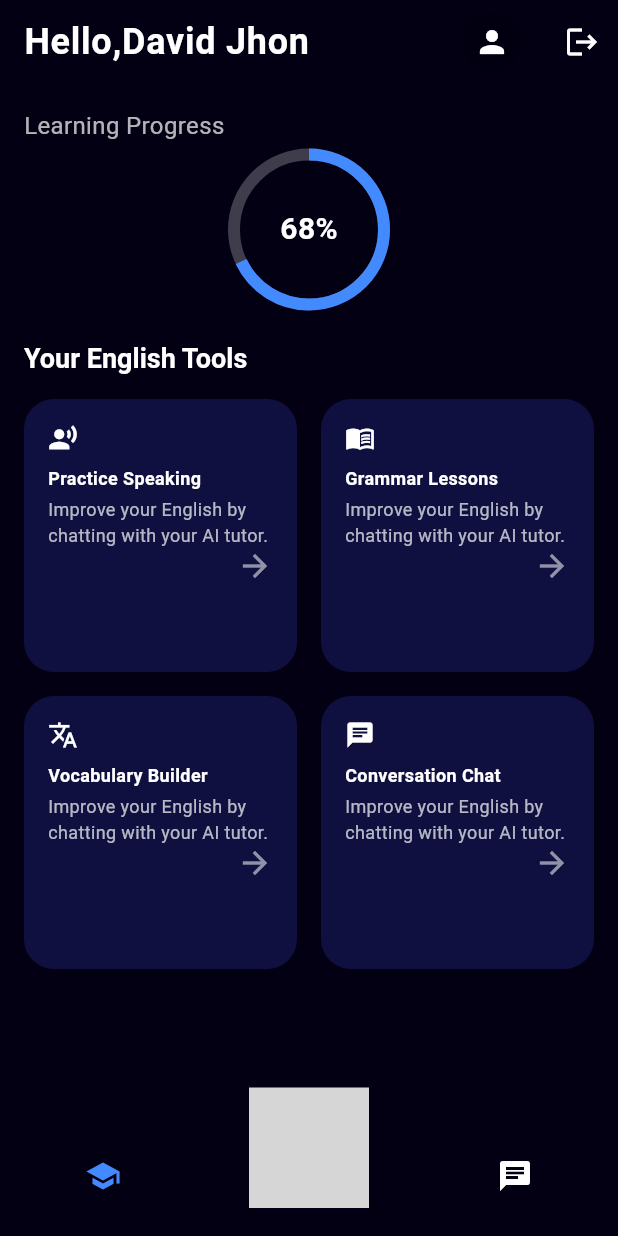
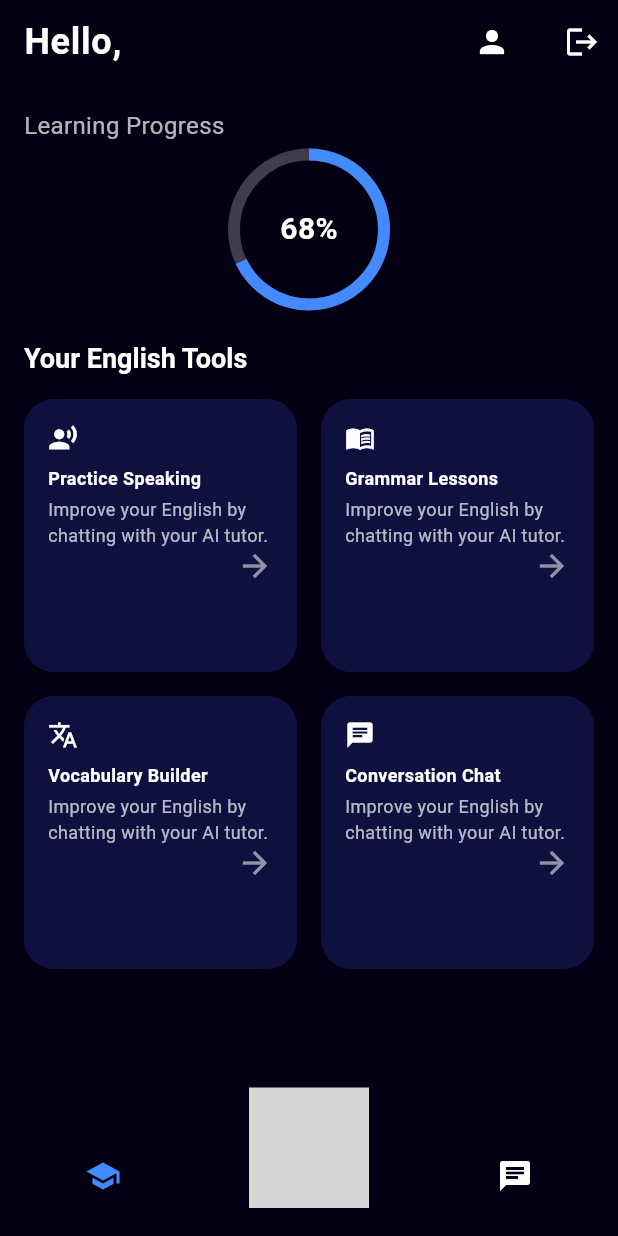
Before and after one commit to ArturoSojo/learning_english_ai, a Flutter app: the screen it shows once a user with an empty profile is signed in, on a phone screen of 412 x 824 dp. Run offline on Flutter 3.47's test engine with Material 3 defaults, Android fonts, the phone set to English and light mode, and no system bars; our stand-ins replace auto_route, bloc, cloud_firestore, dartz, equatable, firebase_auth and 10 more; missing offline and left inert: text_to_speech; accounts and stored records are empty; grey boxes are pictures that could not be loaded.

Commit message:
Show authenticated user info on home screen

```diff
--- a/lib/features/chat_ai/presentation/screens/home_screen.dart
+++ b/lib/features/chat_ai/presentation/screens/home_screen.dart
@@ -6,6 +6,7 @@ import 'package:learning_english_ai/features/auth/presentation/bloc/auth_bloc.da
 import 'package:auto_route/annotations.dart';
 import 'package:learning_english_ai/features/chat_ai/presentation/screens/chat_screen.dart';
 import 'package:learning_english_ai/features/chat_ai/presentation/screens/ai_call_screen.dart';
+import 'package:firebase_auth/firebase_auth.dart';
 
 import 'package:flutter/animation.dart';
 import 'package:lottie/lottie.dart'; // Añade este import
@@ -54,6 +55,10 @@ class _HomeScreenState extends State<HomeScreen>
   Widget build(BuildContext context) {
     final theme = Theme.of(context);
     final colorScheme = theme.colorScheme;
+    final User? user = context.watch<AuthBloc>().state.maybeWhen(
+          authenticated: (user) => user,
+          orElse: () => null,
+        );
 
     return Scaffold(
       backgroundColor: colorScheme.background,
@@ -62,7 +67,7 @@ class _HomeScreenState extends State<HomeScreen>
         backgroundColor: Colors.transparent,
         elevation: 0,
         title: Text(
-          'Hello,David Jhon',
+          'Hello, ${user?.displayName ?? ''}',
           style: theme.textTheme.bodyLarge?.copyWith(
             color: Colors.white,
             fontWeight: FontWeight.bold,
@@ -74,7 +79,12 @@ class _HomeScreenState extends State<HomeScreen>
             padding: const EdgeInsets.only(right: 16.0),
             child: CircleAvatar(
               backgroundColor: colorScheme.onPrimary.withOpacity(0.2),
-              child: Icon(Icons.person, color: Colors.white),
+              backgroundImage: user?.photoURL != null
+                  ? NetworkImage(user!.photoURL!)
+                  : null,
+              child: user?.photoURL == null
+                  ? const Icon(Icons.person, color: Colors.white)
+                  : null,
             ),
           ),
           IconButton(
```
